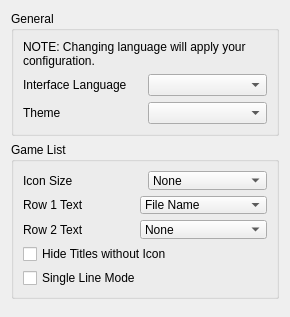
Before: the Qt Designer form src/citra_qt/configuration/configure_ui.ui in yeager/Borked3DS, drawn with Qt 5.
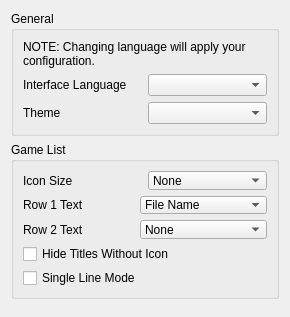
After: the same form once the commit is applied.

Diff of the .ui file:
```diff
--- a/src/citra_qt/configuration/configure_ui.ui
+++ b/src/citra_qt/configuration/configure_ui.ui
@@ -191,7 +191,7 @@
         <item>
          <widget class="QCheckBox" name="toggle_hide_no_icon">
           <property name="text">
-           <string>Hide Titles without Icon</string>
+           <string>Hide Titles Without Icon</string>
           </property>
          </widget>
         </item>
```
Left out of the diff: 2 changed lines with no effect on the pictures.
